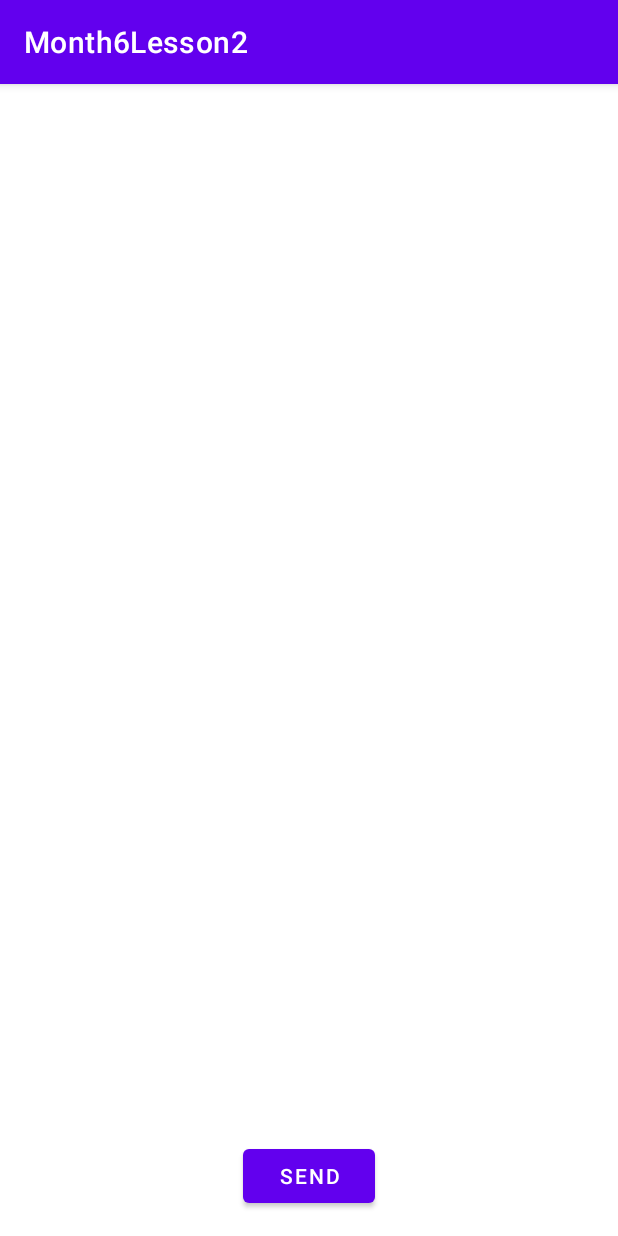
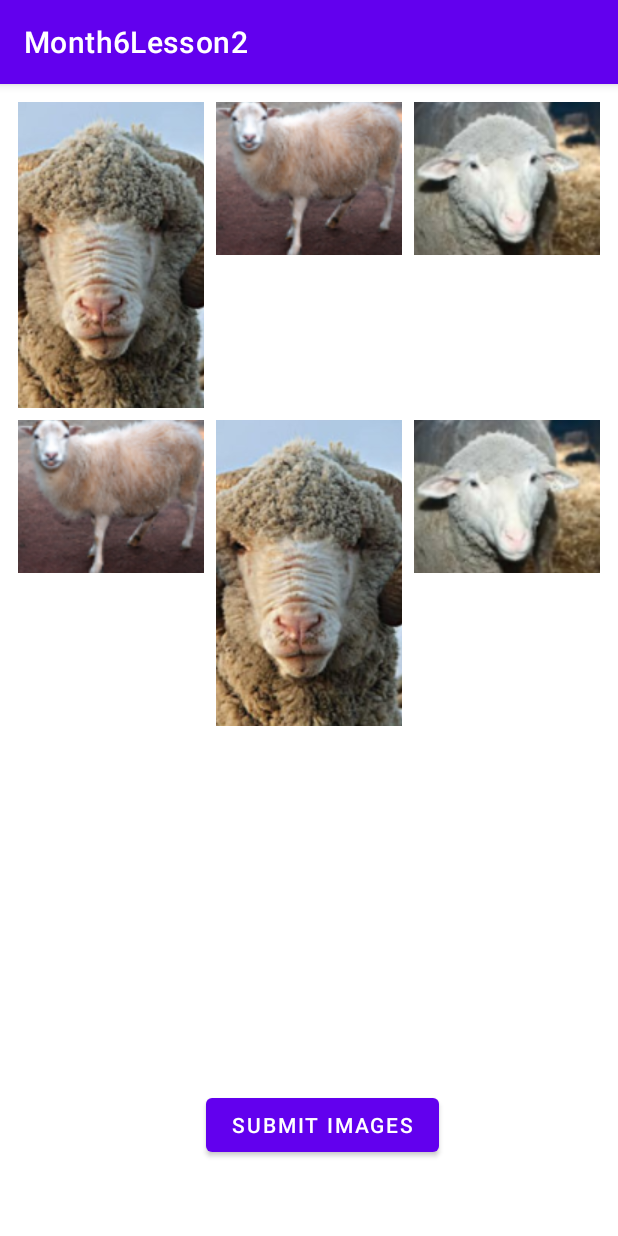
Before and after one commit to Rakhim9830/Month6Lesson2, an Android app: the screen it shows after launch (MainActivity), on a phone screen of 412 x 824 dp. Run offline under Robolectric (Android 15) with nearby library versions, the phone set to English and light mode, and no system bars.

Commit message:
add activity

```diff
--- a/app/src/main/AndroidManifest.xml
+++ b/app/src/main/AndroidManifest.xml
@@ -2,6 +2,7 @@
 <manifest xmlns:android="http://schemas.android.com/apk/res/android"
     xmlns:tools="http://schemas.android.com/tools">
     <uses-permission android:name="android.permission.READ_EXTERNAL_STORAGE"/>
+    <uses-permission android:name="android.permission.INTERNET"/>
     <uses-permission android:name="android.permission.WRITE_EXTERNAL_STORAGE" />
 
     <application
--- a/app/src/main/java/com/example/month6lesson2/MainActivity.kt
+++ b/app/src/main/java/com/example/month6lesson2/MainActivity.kt
@@ -1,50 +1,58 @@
 package com.example.month6lesson2
 import android.content.Intent
+import android.graphics.drawable.Drawable
 import android.media.Image
 import android.net.Uri
 import androidx.appcompat.app.AppCompatActivity
 import android.os.Bundle
 import android.widget.Button
 import android.widget.Toast
+import androidx.core.content.ContextCompat
 import androidx.recyclerview.widget.GridLayoutManager
+import androidx.recyclerview.widget.RecyclerView
 
 import com.example.month6lesson2.adapter.ImageAdapter
 import com.example.month6lesson2.databinding.ActivityMainBinding
+import com.example.month6lesson2.databinding.ActivityResultBinding
 
 class MainActivity : AppCompatActivity(){
 
-    private lateinit var adapter: ImageAdapter
+    private lateinit var imagesRecyclerView: RecyclerView
+    private lateinit var submitImagesButton: Button
+
+    private lateinit var imageAdapter: ImageAdapter
+
+
     private lateinit var binding: ActivityMainBinding
     override fun onCreate(savedInstanceState: Bundle?) {
         super.onCreate(savedInstanceState)
         binding = ActivityMainBinding.inflate(layoutInflater)
         setContentView(binding.root)
+        imagesRecyclerView = binding.recyclerView
+        submitImagesButton = binding.submitImagesButton
 
-
-
-        val imageList = listOf(
-            Uri.parse("${R.drawable.img3}"),
-            Uri.parse("${R.drawable.img_1}"),
-            Uri.parse("${R.drawable.img2}"),
-            Uri.parse("/${R.drawable.img4}"),
-            Uri.parse("${R.drawable.img2}")
+        val images = listOf(
+            ContextCompat.getDrawable(this, R.drawable.img_1)!!,
+            ContextCompat.getDrawable(this, R.drawable.img2)!!,
+            ContextCompat.getDrawable(this, R.drawable.img3)!!,
+            ContextCompat.getDrawable(this, R.drawable.img2)!!,
+            ContextCompat.getDrawable(this, R.drawable.img_1)!!,
+            ContextCompat.getDrawable(this, R.drawable.img3)!!
         )
 
-        adapter = ImageAdapter(this, imageList)
-        binding.recyclerView.layoutManager = GridLayoutManager(this,3)
-        binding.recyclerView.adapter = adapter
+        imageAdapter = ImageAdapter(images) { /* No-op */ }
+        imagesRecyclerView.layoutManager = GridLayoutManager(this,3)
+        imagesRecyclerView.adapter = imageAdapter
 
-
-        val sendButton: Button = findViewById(R.id.buttonSend)
-        sendButton.setOnClickListener {
-            val selectedImages = adapter.getSelectedImages()
-            if (selectedImages.isNotEmpty()) {
-                val intent = Intent(this, ResultActivity::class.java)
-                intent.putExtra("selectedImages", ArrayList(selectedImages))
-                startActivity(intent)
-            } else {
-                Toast.makeText(this, "Please select at least one image", Toast.LENGTH_SHORT).show()
-            }
+        submitImagesButton.setOnClickListener {
+            val selectedImages = imageAdapter.getSelectedImages()
+            val intent = Intent(this, ResultActivity::class.java)
+            intent.putParcelableArrayListExtra("selected_images", ArrayList(selectedImages))
+            startActivity(intent)
         }
     }
 }
+
+private fun Intent.putParcelableArrayListExtra(s: String, arrayList: java.util.ArrayList<Drawable>) {
+
+}
--- a/app/src/main/java/com/example/month6lesson2/adapter/ImageAdapter.kt
+++ b/app/src/main/java/com/example/month6lesson2/adapter/ImageAdapter.kt
@@ -1,6 +1,7 @@
 package com.example.month6lesson2.adapter
 
 import android.content.Context
+import android.graphics.drawable.Drawable
 import android.net.Uri
 import android.view.LayoutInflater
 import android.view.View
@@ -11,52 +12,42 @@ import com.bumptech.glide.Glide
 import com.example.month6lesson2.ImageItem
 import com.example.month6lesson2.R
 
-class ImageAdapter(private val context: Context, private val images: List<Uri>) :
-RecyclerView.Adapter<ImageAdapter.ImageViewHolder>() {
+class ImageAdapter(private val images: List<Drawable>, private val onImageClickListener: (Drawable) -> Unit) :
+    RecyclerView.Adapter<ImageAdapter.ImageViewHolder>() {
 
-    private val selectedImages = mutableSetOf<Uri>()
+    private val selectedImages = mutableSetOf<Drawable>()
 
     override fun onCreateViewHolder(parent: ViewGroup, viewType: Int): ImageViewHolder {
-        val view = LayoutInflater.from(context).inflate(R.layout.image_item, parent, false)
+        val view = LayoutInflater.from(parent.context).inflate(R.layout.image_item, parent, false)
         return ImageViewHolder(view)
     }
 
-    override fun getItemCount(): Int {
-        return images.size
+    override fun onBindViewHolder(holder: ImageViewHolder, position: Int) {
+        holder.bind(images[position])
     }
 
-    override fun onBindViewHolder(holder: ImageViewHolder, position: Int) {
-        val imageUri = images[position]
-        holder.bind(imageUri, selectedImages.contains(imageUri))
-        holder.itemView.setOnClickListener {
-            holder.toggleSelection(imageUri)
-        }
-    }
+    override fun getItemCount(): Int = images.size
 
-    fun getSelectedImages(): Set<Uri> {
-        return selectedImages
-    }
+    fun getSelectedImages(): List<Drawable> = selectedImages.toList()
 
     inner class ImageViewHolder(itemView: View) : RecyclerView.ViewHolder(itemView) {
+
         private val imageView: ImageView = itemView.findViewById(R.id.imageView)
 
-        fun bind(uri: Uri, isSelected: Boolean) {
-            imageView.setImageURI(uri)
-            if (isSelected) {
-                imageView.alpha = 0.5f
-            } else {
-                imageView.alpha = 1f
+        fun bind(image: Drawable) {
+            imageView.setImageDrawable(image)
+
+            imageView.setOnClickListener {
+                if (selectedImages.contains(image)) {
+                    selectedImages.remove(image)
+                    imageView.alpha = 1f
+                } else {
+                    selectedImages.add(image)
+                    imageView.alpha = 0.5f
+                }
             }
-        }
 
-        fun toggleSelection(uri: Uri) {
-            if (selectedImages.contains(uri)) {
-                selectedImages.remove(uri)
-                imageView.alpha = 1f
-            } else {
-                selectedImages.add(uri)
-                imageView.alpha = 0.5f
-            }
+            onImageClickListener.invoke(image)
         }
     }
 }
--- a/app/src/main/res/layout/activity_main.xml
+++ b/app/src/main/res/layout/activity_main.xml
@@ -18,12 +18,15 @@
         android:verticalSpacing="8dp" />
 
     <Button
-        android:id="@+id/buttonSend"
+        android:id="@+id/submitImagesButton"
         android:layout_width="wrap_content"
         android:layout_height="wrap_content"
-        android:text="Send"
+        android:layout_alignParentStart="true"
+        android:layout_alignParentEnd="true"
         android:layout_alignParentBottom="true"
-        android:layout_centerHorizontal="true"
-        android:layout_marginBottom="16dp" />
-
+        android:layout_gravity="center_horizontal"
+        android:layout_marginStart="137dp"
+        android:layout_marginEnd="119dp"
+        android:layout_marginBottom="50dp"
+        android:text="Submit Images" />
 </RelativeLayout>
```
Also changed, not shown: app/src/main/java/com/example/month6lesson2/ResultActivity.kt (+15 -16 lines), app/src/main/java/com/example/month6lesson2/adapter/SelectedImagesAdapter.kt (+20 -16 lines).
